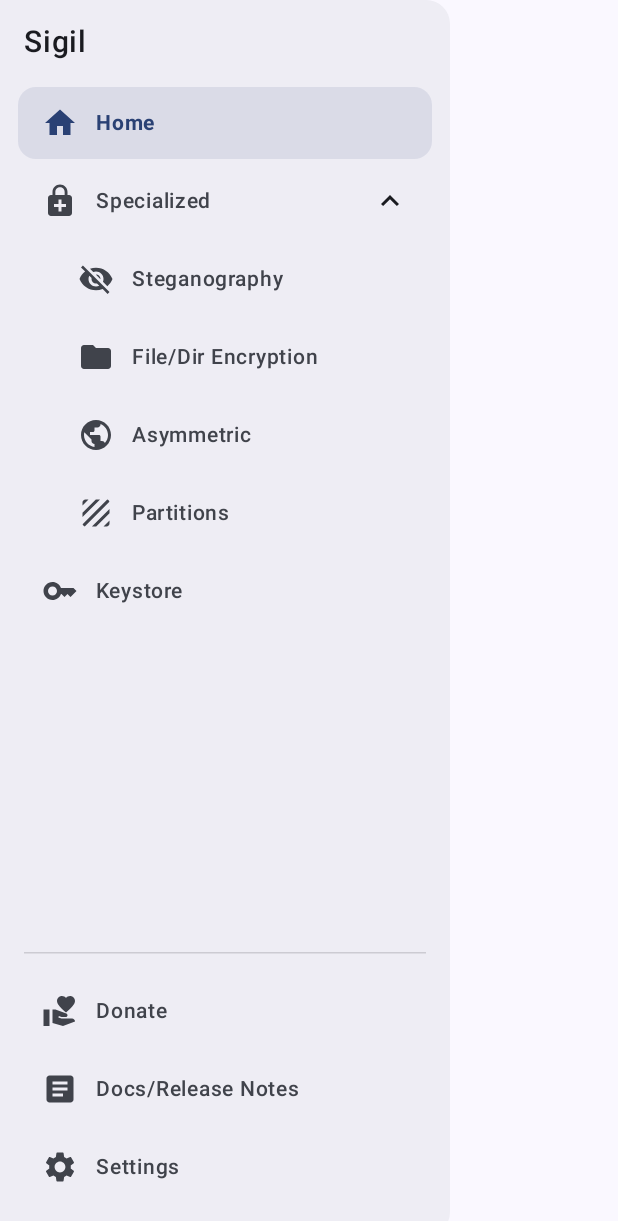
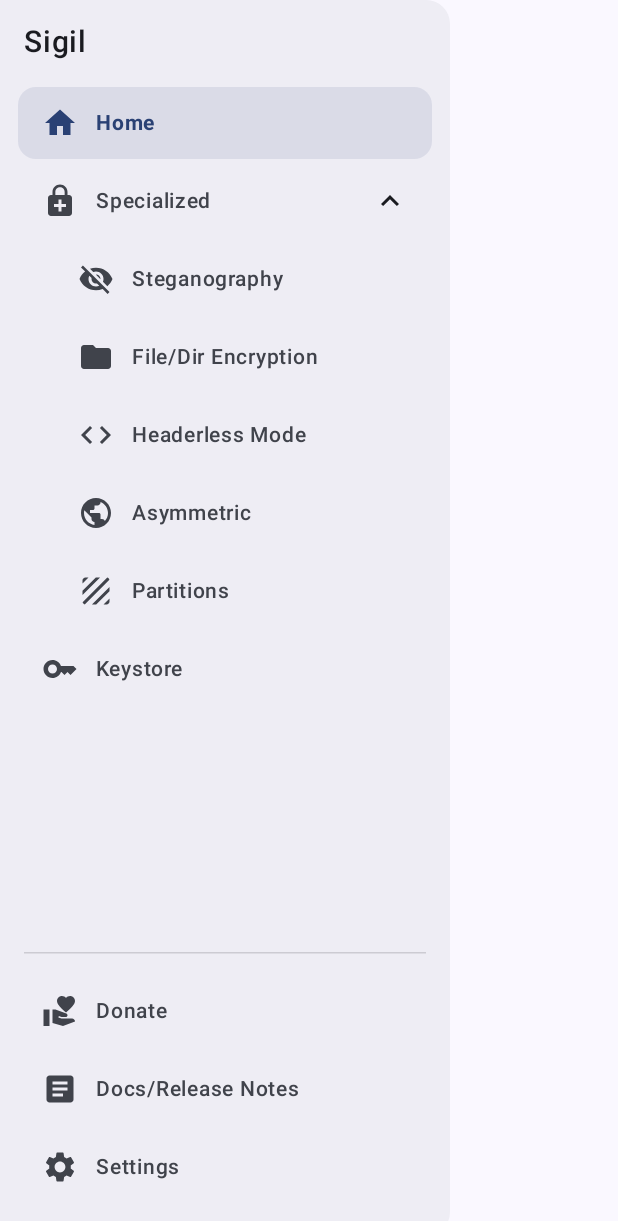
Before and after one commit to Animesh-Varma/Sigil, an Android app built with Jetpack Compose: the composable SigilDrawerContent shown on its own in the app's theme, after a tap on "Specialized", on a phone screen of 412 x 824 dp. Shown: the top 1221 px of the screen. Run offline under Robolectric (Android 15) with nearby library versions, the phone set to English and light mode, and no system bars.

Commit message:
Added Placeholder tab for Headerless Mode

```diff
--- a/app/src/main/java/dev/animeshvarma/sigil/model/SigilTypes.kt
+++ b/app/src/main/java/dev/animeshvarma/sigil/model/SigilTypes.kt
@@ -9,6 +9,7 @@
 
 enum class AppScreen(val title: String) {
     HOME("Home"),
+    HEADERLESS("Headerless Mode"),
     FILE_ENCRYPTION("File/Dir Encryption"),
     ASYMMETRIC("Asymmetric"),
     STEGANOGRAPHY("Steganography"),
--- a/app/src/main/java/dev/animeshvarma/sigil/ui/SigilApp.kt
+++ b/app/src/main/java/dev/animeshvarma/sigil/ui/SigilApp.kt
@@ -112,6 +112,7 @@
                             AppScreen.HOME -> HomeContent(viewModel, uiState)
                             AppScreen.DOCS -> DocsScreen()
                             AppScreen.STEGANOGRAPHY -> SteganographyScreen()
+                            AppScreen.HEADERLESS,
                             AppScreen.FILE_ENCRYPTION,
                             AppScreen.ASYMMETRIC,
                             AppScreen.PARTITIONS -> UnderConstructionView()
--- a/app/src/main/java/dev/animeshvarma/sigil/ui/components/SigilDrawer.kt
+++ b/app/src/main/java/dev/animeshvarma/sigil/ui/components/SigilDrawer.kt
@@ -86,6 +86,13 @@
                         icon = Icons.Default.Folder,
                         isSelected = currentScreen == AppScreen.FILE_ENCRYPTION,
                         onClick = { onScreenSelected(AppScreen.FILE_ENCRYPTION) }
+                    )
+
+                    DrawerItem(
+                        label = "Headerless Mode",
+                        icon = Icons.Default.Code,
+                        isSelected = currentScreen == AppScreen.HEADERLESS,
+                        onClick = { onScreenSelected(AppScreen.HEADERLESS) }
                     )
 
                     DrawerItem(
```
